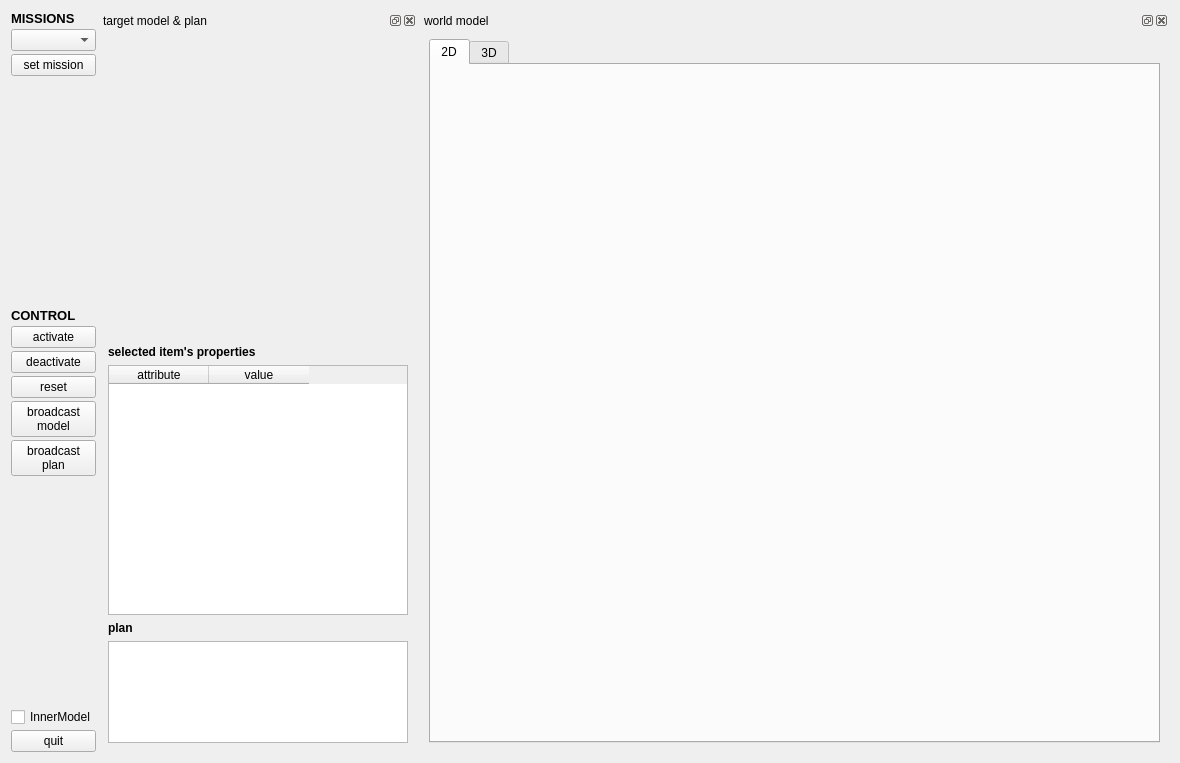
First picture: the form in components/missionAgent/src/guiDlg.ui, repository robocomp/robocomp-shelly, before the edit.
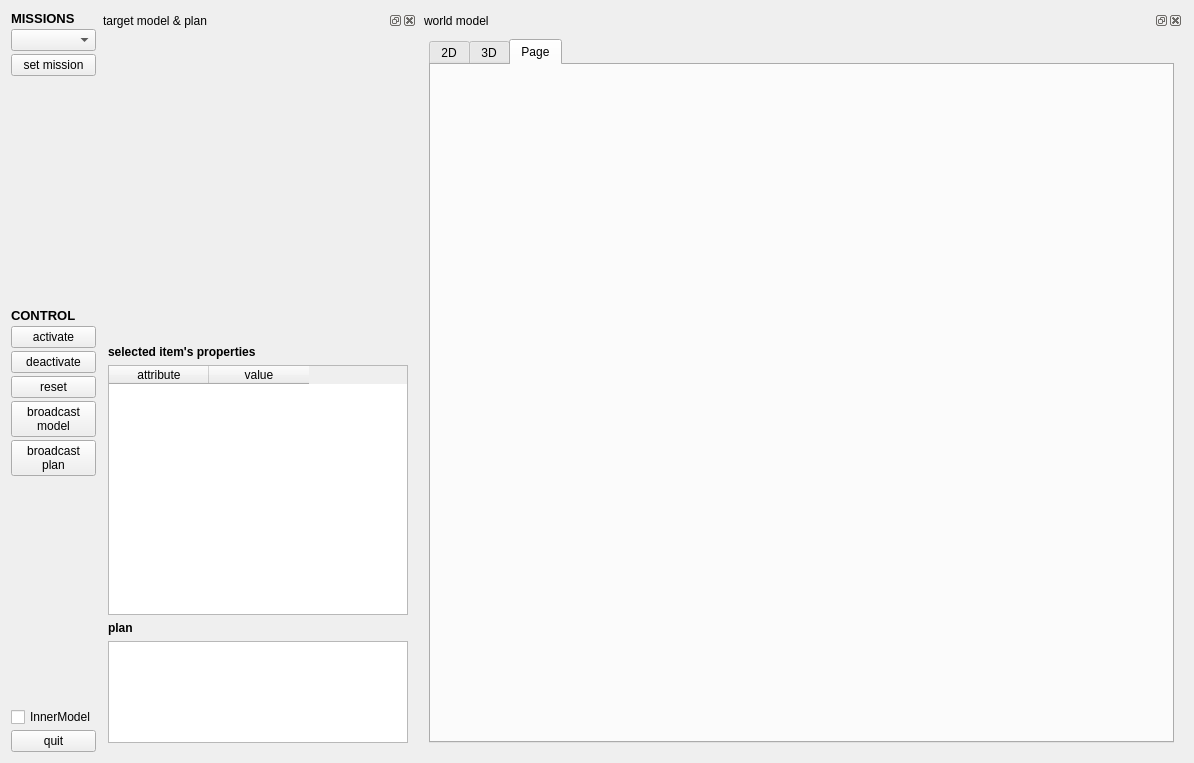
Second picture: the form after the edit. The open tabs and pages were chosen to show the change.

Diff of the .ui file:
```diff
--- a/components/missionAgent/src/guiDlg.ui
+++ b/components/missionAgent/src/guiDlg.ui
@@ -6,7 +6,7 @@
    <rect>
     <x>0</x>
     <y>0</y>
-    <width>1180</width>
+    <width>1194</width>
     <height>761</height>
    </rect>
   </property>
@@ -331,6 +331,16 @@
              </item>
             </layout>
            </widget>
+           <widget class="QWidget" name="tab_3">
+            <attribute name="title">
+             <string>Page</string>
+            </attribute>
+            <layout class="QGridLayout" name="gridLayout">
+             <item row="0" column="0">
+              <widget class="QWidget" name="inner3D" native="true"/>
+             </item>
+            </layout>
+           </widget>
           </widget>
          </item>
         </layout>
```
